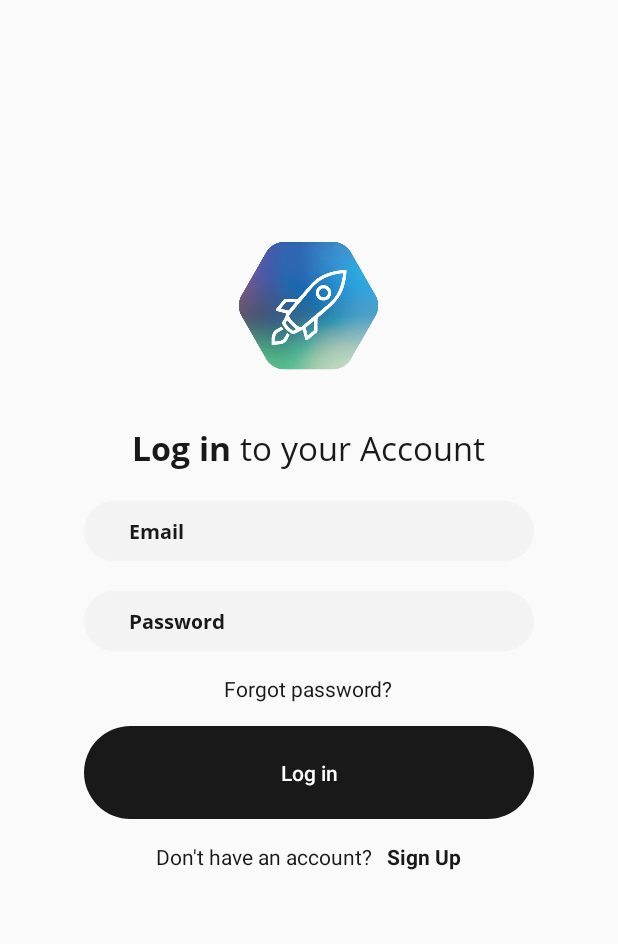
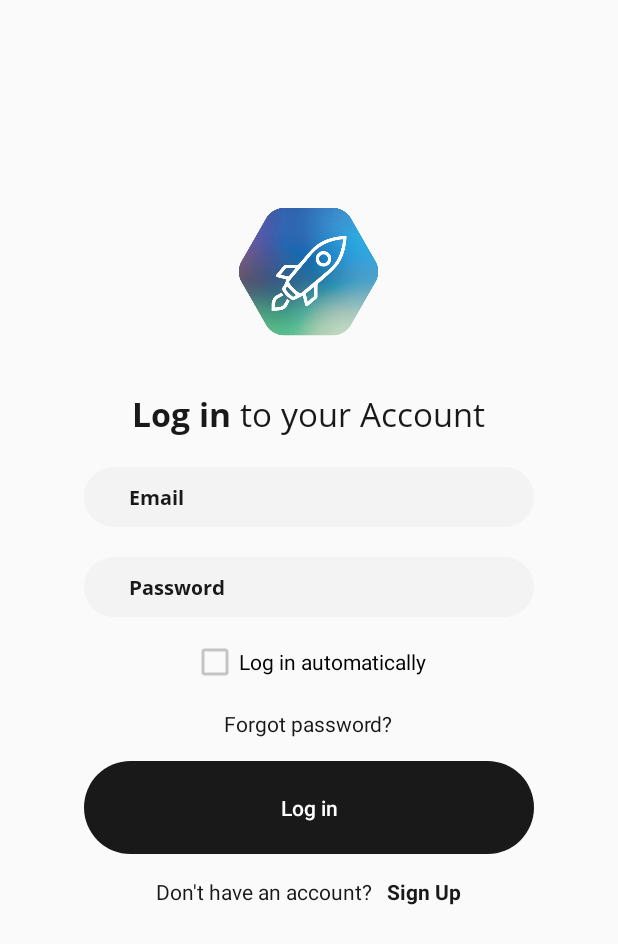
Before and after one commit to politics-in-the-pond/mobile_programming_project, an Android app: the screen it shows after launch (LoginActivity), on a phone screen of 412 x 824 dp. Shown: the top 944 px of the screen. Run offline under Robolectric (Android 15) with nearby library versions, the phone set to English and light mode, and no system bars; our stand-ins replace Firebase (no records; nobody signed in at launch, a user with empty details on screens opened directly).

Commit message:
자동로그인 레이아웃 추가 - 기능 구현해야함

```diff
--- a/app/src/main/AndroidManifest.xml
+++ b/app/src/main/AndroidManifest.xml
@@ -6,7 +6,9 @@
         android:usesCleartextTraffic="true"
         android:allowBackup="true"
         android:label="@string/app_name"
+        android:icon="@drawable/app_forest_symbol"
         android:supportsRtl="true"
+        android:roundIcon="@drawable/app_forest_symbol"
         android:theme="@style/AppTheme">
         <activity android:name="com.example.mpteam.LoginActivity"/>
         <activity android:name="com.example.mpteam.SignupActivity"/>
--- a/app/src/main/res/layout/activity_find.xml
+++ b/app/src/main/res/layout/activity_find.xml
@@ -65,7 +65,7 @@
 
         <TextView
             android:layout_gravity="center_horizontal"
-            android:textColor="@color/colorAccent"
+            android:textColor="@color/white"
             android:id="@+id/textviewSendMessage"
             android:layout_width="wrap_content"
             android:layout_height="wrap_content" />
--- a/app/src/main/res/layout/activity_login.xml
+++ b/app/src/main/res/layout/activity_login.xml
@@ -46,6 +46,15 @@
         </LinearLayout>
         <include layout="@layout/sinppet_login_email_center" />
         <include layout="@layout/sinppet_login_password_center" />
+        <CheckBox
+            android:text="Log in automatically"
+            android:layout_width="wrap_content"
+            android:layout_height="wrap_content"
+            android:layout_below="@+id/password"
+            android:layout_centerHorizontal="true"
+            android:layout_marginTop="14dp"
+            android:id="@+id/autoLoginCheck"
+            />
         <TextView
             android:id="@+id/textViewFindPassword"
             android:layout_width="wrap_content"
--- a/app/src/main/res/layout/activity_signup.xml
+++ b/app/src/main/res/layout/activity_signup.xml
@@ -86,6 +86,6 @@
             android:layout_height="wrap_content"
             android:layout_gravity="center_horizontal"
             android:layout_marginBottom="70dp"
-            android:textColor="@color/colorAccent" />
+            android:textColor="@color/black" />
     </LinearLayout>
 </RelativeLayout>
```
